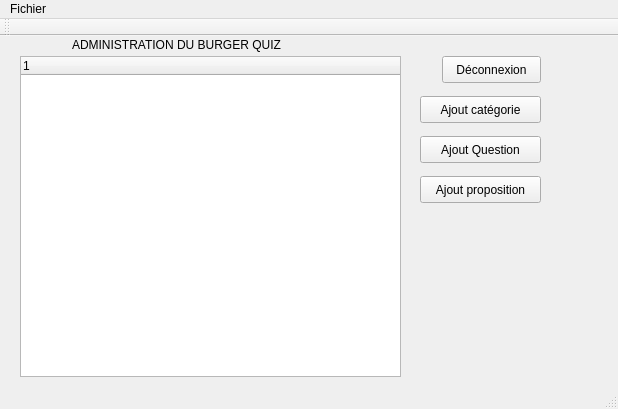
Old version of the form QT/projet/mainwindow.ui in the repository lemoine20/burgerquiz.
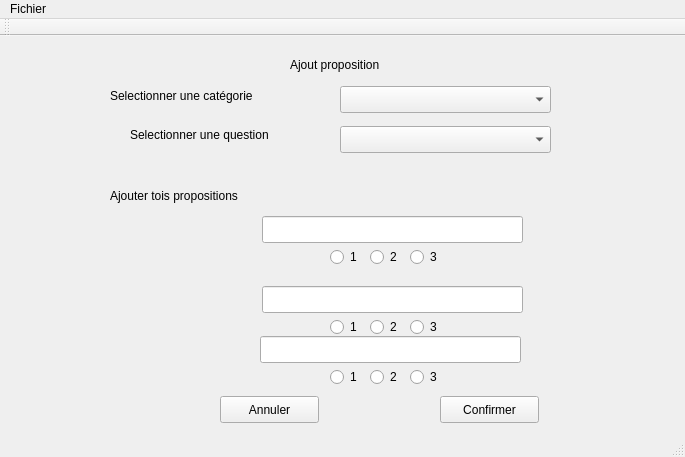
New version of the form. The open tabs and pages were chosen to show the change.

```diff
--- a/QT/projet/mainwindow.ui
+++ b/QT/projet/mainwindow.ui
@@ -6,8 +6,8 @@
    <rect>
     <x>0</x>
     <y>0</y>
-    <width>618</width>
-    <height>409</height>
+    <width>685</width>
+    <height>457</height>
    </rect>
   </property>
   <property name="windowTitle">
@@ -19,8 +19,8 @@
      <rect>
       <x>10</x>
       <y>0</y>
-      <width>601</width>
-      <height>341</height>
+      <width>671</width>
+      <height>391</height>
      </rect>
     </property>
     <property name="currentIndex">
@@ -526,6 +526,304 @@
       </column>
      </widget>
     </widget>
+    <widget class="QWidget" name="page">
+     <widget class="QLabel" name="label_8">
+      <property name="geometry">
+       <rect>
+        <x>100</x>
+        <y>150</y>
+        <width>181</width>
+        <height>20</height>
+       </rect>
+      </property>
+      <property name="text">
+       <string>Ajouter tois propositions</string>
+      </property>
+     </widget>
+     <widget class="QComboBox" name="comboBox_categorie_2">
+      <property name="geometry">
+       <rect>
+        <x>330</x>
+        <y>50</y>
+        <width>211</width>
+        <height>27</height>
+       </rect>
+      </property>
+     </widget>
+     <widget class="QLineEdit" name="lineEdit_prop2_2">
+      <property name="geometry">
+       <rect>
+        <x>252</x>
+        <y>250</y>
+        <width>261</width>
+        <height>27</height>
+       </rect>
+      </property>
+     </widget>
+     <widget class="QLineEdit" name="lineEdit_prop3_2">
+      <property name="geometry">
+       <rect>
+        <x>250</x>
+        <y>300</y>
+        <width>261</width>
+        <height>27</height>
+       </rect>
+      </property>
+     </widget>
+     <widget class="QLabel" name="label_9">
+      <property name="geometry">
+       <rect>
+        <x>280</x>
+        <y>20</y>
+        <width>181</width>
+        <height>17</height>
+       </rect>
+      </property>
+      <property name="text">
+       <string>Ajout proposition</string>
+      </property>
+     </widget>
+     <widget class="QRadioButton" name="radioButton_10">
+      <property name="geometry">
+       <rect>
+        <x>400</x>
+        <y>210</y>
+        <width>41</width>
+        <height>22</height>
+       </rect>
+      </property>
+      <property name="text">
+       <string>3</string>
+      </property>
+     </widget>
+     <widget class="QRadioButton" name="radioButton_11">
+      <property name="geometry">
+       <rect>
+        <x>360</x>
+        <y>280</y>
+        <width>41</width>
+        <height>22</height>
+       </rect>
+      </property>
+      <property name="text">
+       <string>2</string>
+      </property>
+     </widget>
+     <widget class="QRadioButton" name="radioButton_12">
+      <property name="geometry">
+       <rect>
+        <x>360</x>
+        <y>210</y>
+        <width>41</width>
+        <height>22</height>
+       </rect>
+      </property>
+      <property name="text">
+       <string>2</string>
+      </property>
+     </widget>
+     <widget class="QPushButton" name="Confirmer_2">
+      <property name="geometry">
+       <rect>
+        <x>430</x>
+        <y>360</y>
+        <width>99</width>
+        <height>27</height>
+       </rect>
+      </property>
+      <property name="text">
+       <string>Confirmer</string>
+      </property>
+     </widget>
+     <widget class="QRadioButton" name="radioButton_13">
+      <property name="geometry">
+       <rect>
+        <x>320</x>
+        <y>280</y>
+        <width>41</width>
+        <height>22</height>
+       </rect>
+      </property>
+      <property name="text">
+       <string>1</string>
+      </property>
+     </widget>
+     <widget class="QLineEdit" name="lineEdit_prop1_2">
+      <property name="geometry">
+       <rect>
+        <x>252</x>
+        <y>180</y>
+        <width>261</width>
+        <height>27</height>
+       </rect>
+      </property>
+     </widget>
+     <widget class="QRadioButton" name="radioButton_14">
+      <property name="geometry">
+       <rect>
+        <x>320</x>
+        <y>330</y>
+        <width>41</width>
+        <height>22</height>
+       </rect>
+      </property>
+      <property name="text">
+       <string>1</string>
+      </property>
+     </widget>
+     <widget class="QRadioButton" name="radioButton_15">
+      <property name="geometry">
+       <rect>
+        <x>320</x>
+        <y>210</y>
+        <width>41</width>
+        <height>22</height>
+       </rect>
+      </property>
+      <property name="text">
+       <string>1</string>
+      </property>
+     </widget>
+     <widget class="QRadioButton" name="radioButton_16">
+      <property name="geometry">
+       <rect>
+        <x>400</x>
+        <y>280</y>
+        <width>41</width>
+        <height>22</height>
+       </rect>
+      </property>
+      <property name="text">
+       <string>3</string>
+      </property>
+     </widget>
+     <widget class="QLabel" name="label_10">
+      <property name="geometry">
+       <rect>
+        <x>120</x>
+        <y>90</y>
+        <width>151</width>
+        <height>17</height>
+       </rect>
+      </property>
+      <property name="text">
+       <string>Selectionner une question</string>
+      </property>
+     </widget>
+     <widget class="QRadioButton" name="radioButton_17">
+      <property name="geometry">
+       <rect>
+        <x>360</x>
+        <y>330</y>
+        <width>41</width>
+        <height>22</height>
+       </rect>
+      </property>
+      <property name="text">
+       <string>2</string>
+      </property>
+     </widget>
+     <widget class="QRadioButton" name="radioButton_18">
+      <property name="geometry">
+       <rect>
+        <x>400</x>
+        <y>330</y>
+        <width>41</width>
+        <height>22</height>
+       </rect>
+      </property>
+      <property name="text">
+       <string>3</string>
+      </property>
+     </widget>
+     <widget class="QLabel" name="label_12">
+      <property name="geometry">
+       <rect>
+        <x>100</x>
+        <y>50</y>
+        <width>191</width>
+        <height>20</height>
+       </rect>
+      </property>
+      <property name="text">
+       <string>Selectionner une catégorie</string>
+      </property>
+     </widget>
+     <widget class="QComboBox" name="comboBox_categorie_3">
+      <property name="geometry">
+       <rect>
+        <x>330</x>
+        <y>90</y>
+        <width>211</width>
+        <height>27</height>
+       </rect>
+      </property>
+     </widget>
+     <widget class="QPushButton" name="Annuler_2">
+      <property name="geometry">
+       <rect>
+        <x>210</x>
+        <y>360</y>
+        <width>99</width>
+        <height>27</height>
+       </rect>
+      </property>
+      <property name="text">
+       <string>Annuler</string>
+      </property>
+     </widget>
+    </widget>
+    <widget class="QWidget" name="page_2">
+     <widget class="QPushButton" name="pushButton_2">
+      <property name="geometry">
+       <rect>
+        <x>420</x>
+        <y>340</y>
+        <width>99</width>
+        <height>27</height>
+       </rect>
+      </property>
+      <property name="text">
+       <string>PushButton</string>
+      </property>
+     </widget>
+     <widget class="QPushButton" name="pushButton_3">
+      <property name="geometry">
+       <rect>
+        <x>200</x>
+        <y>340</y>
+        <width>99</width>
+        <height>27</height>
+       </rect>
+      </property>
+      <property name="text">
+       <string>PushButton</string>
+      </property>
+     </widget>
+     <widget class="QLabel" name="label_11">
+      <property name="geometry">
+       <rect>
+        <x>280</x>
+        <y>60</y>
+        <width>151</width>
+        <height>17</height>
+       </rect>
+      </property>
+      <property name="text">
+       <string>Ajouter une Catégorie</string>
+      </property>
+     </widget>
+     <widget class="QLineEdit" name="lineEdit">
+      <property name="geometry">
+       <rect>
+        <x>170</x>
+        <y>110</y>
+        <width>371</width>
+        <height>27</height>
+       </rect>
+      </property>
+     </widget>
+    </widget>
    </widget>
   </widget>
   <widget class="QMenuBar" name="menuBar">
@@ -533,7 +831,7 @@
     <rect>
      <x>0</x>
      <y>0</y>
-     <width>618</width>
+     <width>685</width>
      <height>25</height>
     </rect>
    </property>
```
Left out of the diff: 109 changed lines with no effect on the pictures.
